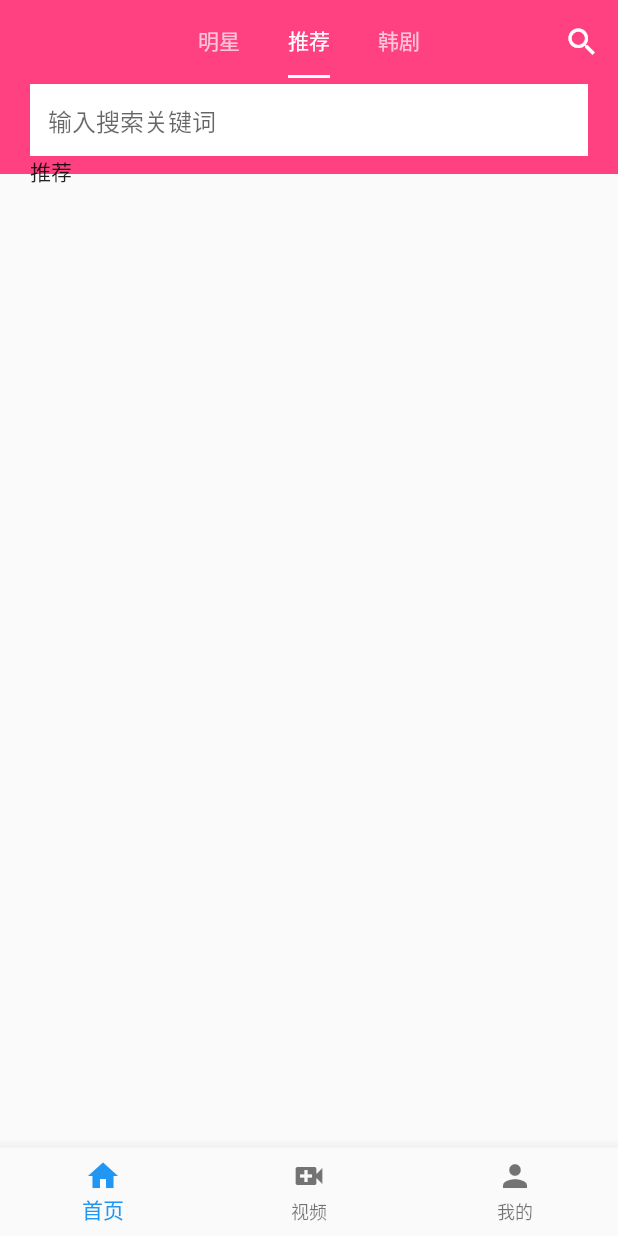
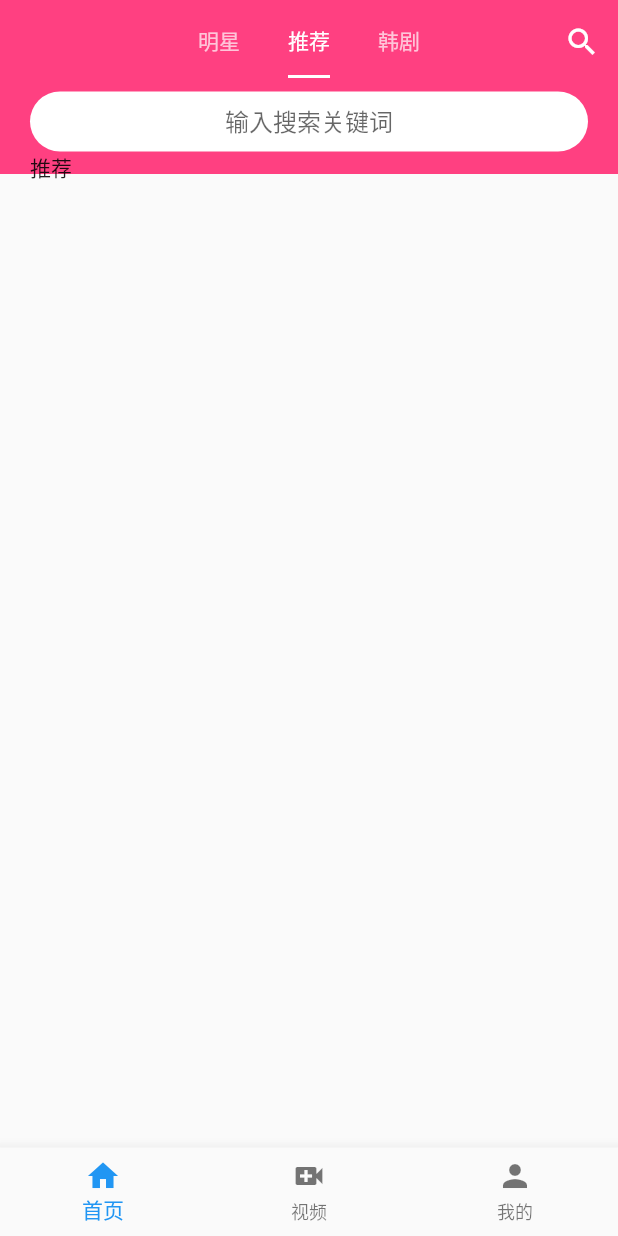
Before and after one commit to z-xuanyu/Flutter-MovieApp, a Flutter app: the screen it shows after launch, tab 2 chosen, on a phone screen of 412 x 824 dp. Run offline on Flutter 3.47's test engine with Material 2 defaults, Android fonts, the phone set to English and light mode, and no system bars.

Commit message:
添加首页得搜索框ui

```diff
--- /dev/null
+++ b/lib/common/search_bar.dart
@@ -0,0 +1,32 @@
+import 'package:flutter/material.dart';
+
+class SearchBar extends StatefulWidget {
+  SearchBar({Key key}) : super(key: key);
+
+  @override
+  _SearchBarState createState() => _SearchBarState();
+}
+
+class _SearchBarState extends State<SearchBar> {
+  @override
+  Widget build(BuildContext context) {
+    return Container(
+      height: 40,
+      margin: const EdgeInsets.only(top: 5),
+      child: TextField(
+        textAlign: TextAlign.center,
+        textAlignVertical: TextAlignVertical.center,
+        style: TextStyle(fontSize: 16),
+        cursorWidth: 3.0,
+        decoration: InputDecoration(
+            hintText: '输入搜索关键词',
+            fillColor: Colors.white,
+            filled: true,
+            contentPadding: const EdgeInsets.symmetric(vertical: 10.0),
+            border: OutlineInputBorder(
+                borderRadius: BorderRadius.all(Radius.circular(100)),
+                borderSide: BorderSide.none)),
+      ),
+    );
+  }
+}
--- a/lib/view/home/home_recommend.dart
+++ b/lib/view/home/home_recommend.dart
@@ -1,3 +1,4 @@
+import 'package:MovieApp/common/search_bar.dart';
 import 'package:flutter/material.dart';
 
 class HomeRecommend extends StatefulWidget {
@@ -20,17 +21,7 @@ class _HomeRecommendState extends State<HomeRecommend> {
             child: Padding(
           padding: const EdgeInsets.only(left: 20, right: 20),
           child: ListView(
-            children: [
-              TextField(
-                style: TextStyle(fontSize: 16),
-                decoration: InputDecoration(
-                    hintText: '输入搜索关键词',
-                    fillColor: Colors.white,
-                    filled: true,
-                    border: InputBorder.none),
-              ),
-              Text('推荐')
-            ],
+            children: [SearchBar(), Text('推荐')],
           ),
         ))
       ],
--- a/pubspec.yaml
+++ b/pubspec.yaml
@@ -28,6 +28,7 @@ dependencies:
   # The following adds the Cupertino Icons font to your application.
   # Use with the CupertinoIcons class for iOS style icons.
   cupertino_icons: ^1.0.0
+  flutter_swiper : ^1.1.6
 
 dev_dependencies:
   flutter_test:
```
Also changed, not shown: pubspec.lock.
